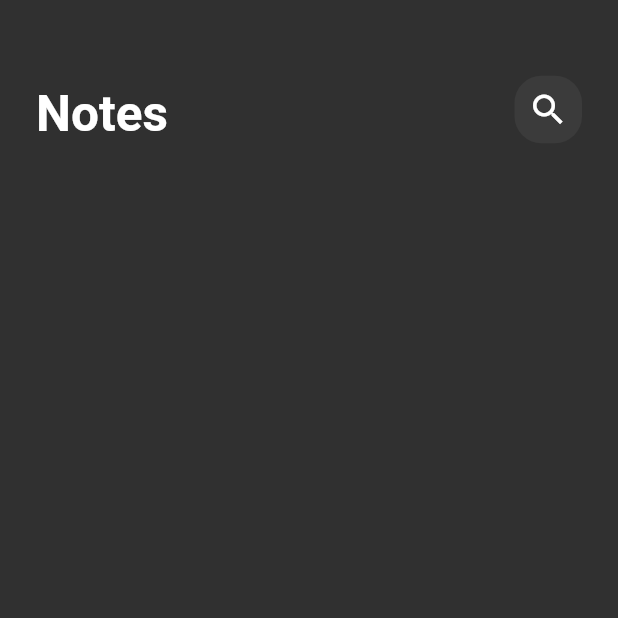
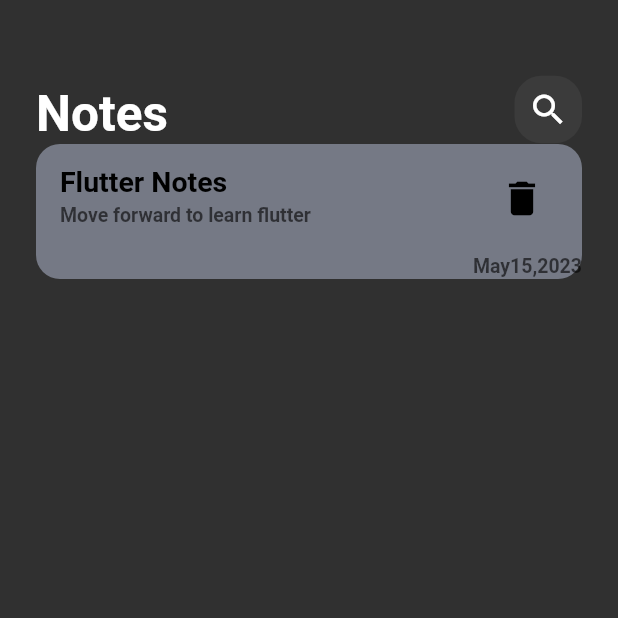
Before and after one commit to mahmoudashraf01/hive_note_app, a Flutter app: the screen it shows after launch, on a phone screen of 412 x 824 dp, the top half of it. Run offline on Flutter 3.47's test engine with Material 2 defaults, Android fonts, the phone set to English and light mode, and no system bars.

Commit message:
adding notes view

```diff
--- a/lib/shared/themes/colors.dart
+++ b/lib/shared/themes/colors.dart
@@ -13,3 +13,4 @@
 var blueGray = Colors.blueGrey;
 var transparent = Colors.transparent;
 var teal = Colors.teal;
+var blue3 = Color.fromARGB(136, 177, 185, 207);
--- a/lib/views/widgets/notes_view_body.dart
+++ b/lib/views/widgets/notes_view_body.dart
@@ -1,4 +1,6 @@
 import 'package:flutter/material.dart';
+import 'package:hive_note_app/shared/themes/colors.dart';
+import 'package:hive_note_app/shared/themes/text.dart';
 import 'package:hive_note_app/views/widgets/custom_app_bar.dart';
 
 class NotesViewBody extends StatelessWidget {
@@ -13,9 +15,61 @@
           SizedBox(
             height: 50,
           ),
-          CustomAppBar()
+          CustomAppBar(),
+          NotesItem(),
         ],
       ),
     );
   }
 }
+
+class NotesItem extends StatelessWidget {
+  const NotesItem({super.key});
+
+  @override
+  Widget build(BuildContext context) {
+    return Container(
+      decoration: BoxDecoration(
+        color: blue3,
+        borderRadius: BorderRadius.circular(16),
+      ),
+      child: Column(
+        crossAxisAlignment: CrossAxisAlignment.end,
+        children: [
+          ListTile(
+            title: Text(
+              'Flutter Notes',
+              style: title1Bold.merge(
+                TextStyle(color: black),
+              ),
+            ),
+            subtitle: Text(
+              'Move forward to learn flutter',
+              style: bodyBold.merge(
+                TextStyle(
+                  color: black.withOpacity(0.6),
+                ),
+              ),
+            ),
+            trailing: IconButton(
+              onPressed: () {},
+              icon: Icon(
+                Icons.delete,
+                color: black,
+                size: 30,
+              ),
+            ),
+          ),
+          Text(
+            'May15,2023',
+            style: bodyBold.merge(
+              TextStyle(
+                color: black.withOpacity(0.6),
+              ),
+            ),
+          )
+        ],
+      ),
+    );
+  }
+}
```
Also changed, not shown: 1 other file.
